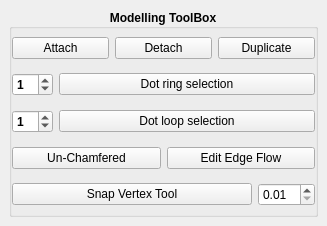
code-google-com/mayatools, file src/developer/main/polytools/modeltools/ui/modeltoolsUI.ui: the form before one commit.
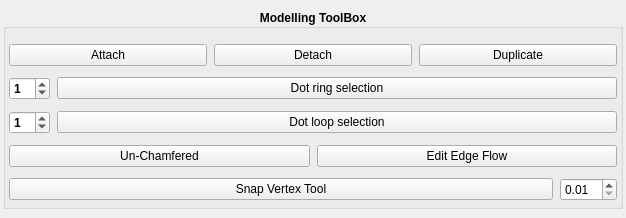
The form after the commit.

What changed in the file:
```diff
--- a/src/developer/main/polytools/modeltools/ui/modeltoolsUI.ui
+++ b/src/developer/main/polytools/modeltools/ui/modeltoolsUI.ui
@@ -6,17 +6,27 @@
    <rect>
     <x>0</x>
     <y>0</y>
-    <width>327</width>
-    <height>226</height>
+    <width>626</width>
+    <height>218</height>
    </rect>
   </property>
+  <property name="sizePolicy">
+   <sizepolicy hsizetype="Minimum" vsizetype="Preferred">
+    <horstretch>0</horstretch>
+    <verstretch>0</verstretch>
+   </sizepolicy>
+  </property>
   <property name="windowTitle">
    <string>MainWindow</string>
   </property>
   <widget class="QWidget" name="centralwidget">
    <layout class="QVBoxLayout" name="verticalLayout">
-    <item>
-     <layout class="QVBoxLayout" name="vlayout">
+    <property name="leftMargin">
+     <number>3</number>
+    </property>
+    <property name="rightMargin">
+     <number>3</number>
+    </property>
       <item>
        <widget class="QGroupBox" name="groupBox_3">
         <property name="enabled">
@@ -41,7 +51,19 @@
          <set>Qt::AlignCenter</set>
         </property>
         <layout class="QVBoxLayout" name="verticalLayout_2">
-         <property name="margin">
+       <property name="spacing">
+        <number>7</number>
+       </property>
+       <property name="leftMargin">
+        <number>3</number>
+       </property>
+       <property name="topMargin">
+        <number>11</number>
+       </property>
+       <property name="rightMargin">
+        <number>3</number>
+       </property>
+       <property name="bottomMargin">
           <number>0</number>
          </property>
          <item>
@@ -230,8 +252,6 @@
          </item>
         </layout>
        </widget>
-      </item>
-     </layout>
     </item>
    </layout>
   </widget>
```
Left out of the diff: 3 changed lines with no effect on the pictures. Lines whose indentation alone changed are shown as unchanged.
